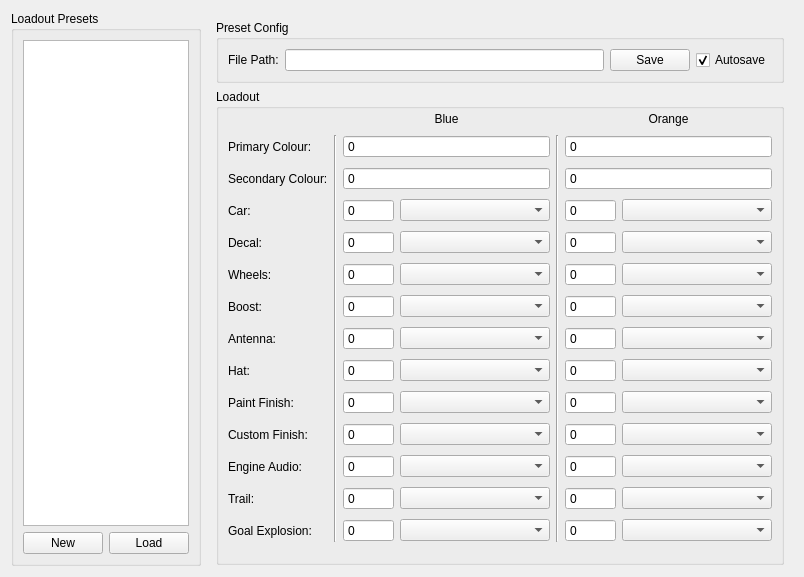
Before: the Qt Designer form src/main/python/RLBotFramework/gui/qt_gui/design/car_customisation.ui in RLBot/RLBot, drawn with Qt 5.
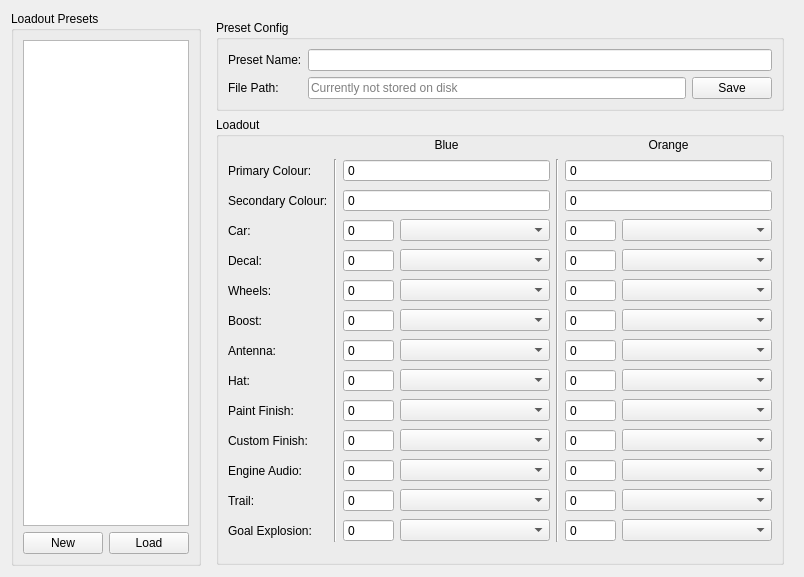
After: the same form once the commit is applied.

Commit message: presets not on disk partially work now (agent presets do, loadout ones dont)

```diff
--- a/src/main/python/RLBotFramework/gui/qt_gui/design/car_customisation.ui
+++ b/src/main/python/RLBotFramework/gui/qt_gui/design/car_customisation.ui
@@ -78,33 +78,40 @@
         <property name="title">
          <string>Preset Config</string>
         </property>
-        <layout class="QHBoxLayout" name="horizontalLayout_3">
-         <item>
+        <layout class="QGridLayout" name="gridLayout_2">
+         <item row="1" column="0">
           <widget class="QLabel" name="label_17">
            <property name="text">
             <string>File Path:</string>
            </property>
           </widget>
          </item>
-         <item>
-          <widget class="QLineEdit" name="preset_path_lineedit"/>
+         <item row="0" column="0">
+          <widget class="QLabel" name="label_16">
+           <property name="text">
+            <string>Preset Name:</string>
+           </property>
+          </widget>
          </item>
-         <item>
+         <item row="1" column="1">
+          <widget class="QLineEdit" name="preset_path_lineedit">
+           <property name="readOnly">
+            <bool>true</bool>
+           </property>
+           <property name="placeholderText">
+            <string>Currently not stored on disk</string>
+           </property>
+          </widget>
+         </item>
+         <item row="1" column="2">
           <widget class="QPushButton" name="preset_save_pushbutton">
            <property name="text">
             <string>Save</string>
            </property>
           </widget>
          </item>
-         <item>
-          <widget class="QCheckBox" name="preset_autosave_checkbox">
-           <property name="text">
-            <string>Autosave</string>
-           </property>
-           <property name="checked">
-            <bool>true</bool>
-           </property>
-          </widget>
+         <item row="0" column="1" colspan="2">
+          <widget class="QLineEdit" name="preset_name_lineedit"/>
          </item>
         </layout>
        </widget>
```
Left out of the diff: 9 changed lines with no effect on the pictures. The commit also changes 10 other files.
